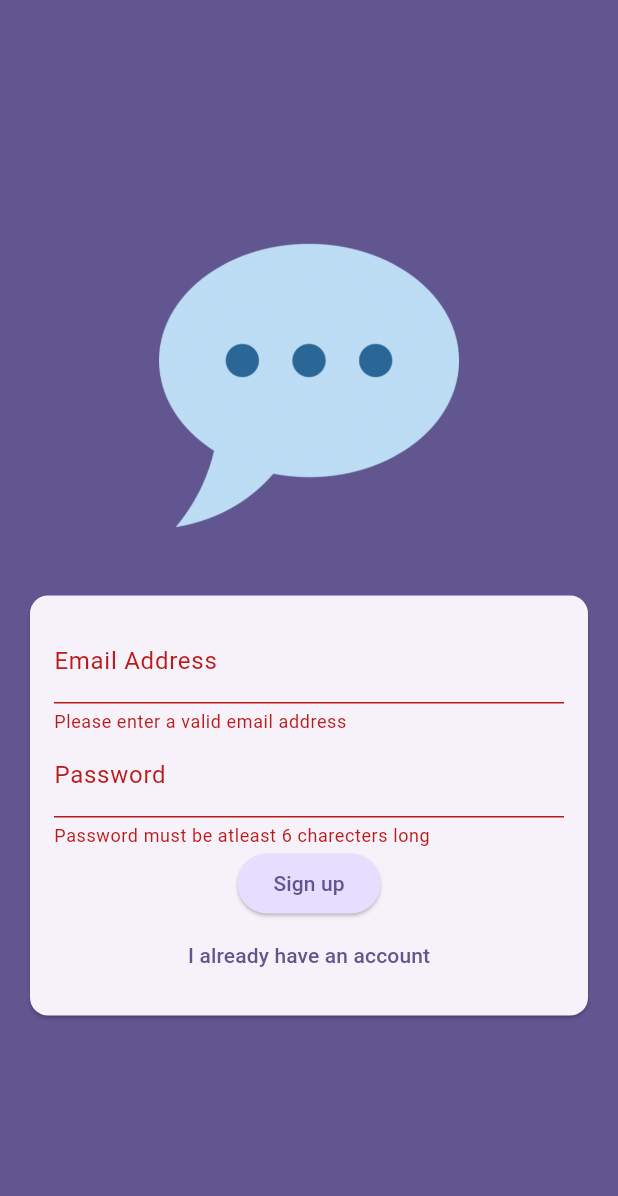
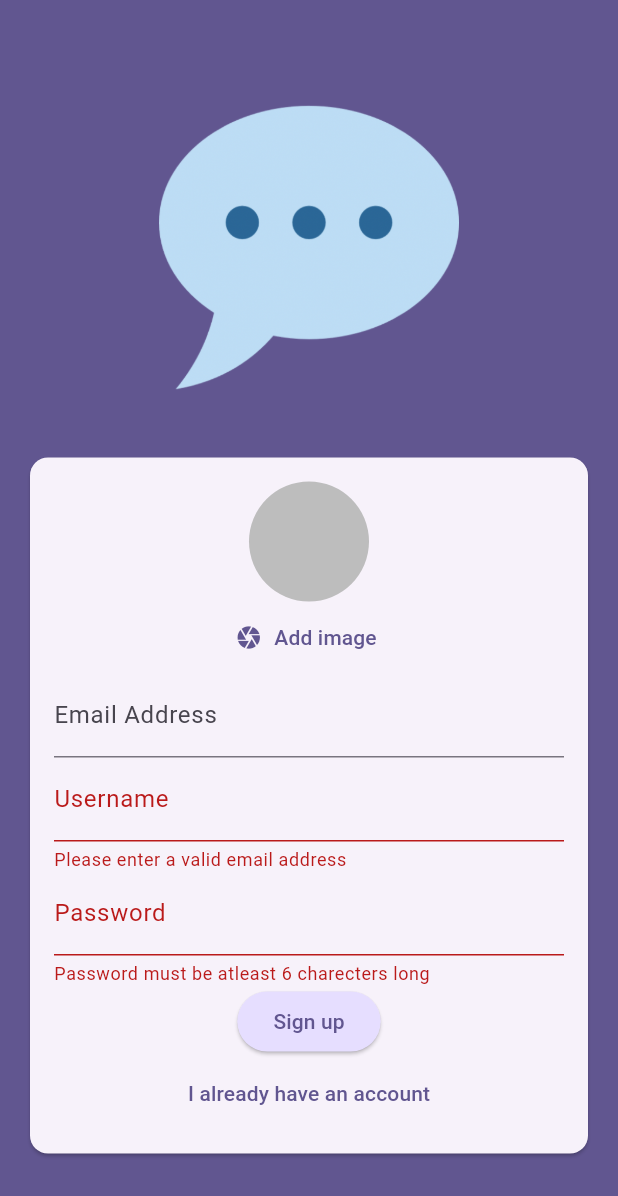
Before and after one commit to Houcine-O/chat-app, a Flutter app: the screen it shows after launch, after a tap on "Login", after a tap on "Create an account", on a phone screen of 412 x 824 dp. Shown: the top 1196 px of the screen. Run offline on Flutter 3.47's test engine with Material 3 defaults, Android fonts, the phone set to English and light mode, and no system bars; our stand-ins replace cloud_firestore, firebase_auth, firebase_core, firebase_storage, image_picker; accounts and stored records are empty.

Commit message:
storing a username in firestore

```diff
--- a/lib/screens/auth_screen.dart
+++ b/lib/screens/auth_screen.dart
@@ -1,5 +1,10 @@
 // ignore_for_file: unused_local_variable
 
+import 'dart:io';
+
+import 'package:chat_app/widgets/user_image_picker.dart';
+import 'package:cloud_firestore/cloud_firestore.dart';
+import 'package:firebase_storage/firebase_storage.dart';
 import 'package:flutter/material.dart';
 import 'package:firebase_auth/firebase_auth.dart';
 
@@ -13,24 +18,45 @@ class AuthScreen extends StatefulWidget {
 }
 
 class _AuthScreenState extends State<AuthScreen> {
+  final _formKey = GlobalKey<FormState>();
+
   var _isLogin = true;
-  final _formKey = GlobalKey<FormState>();
   var _enteredEmail = '';
   var _enteredPassword = '';
+  var _enteredUsername = '';
+  var _isAuthenticating = false;
+  File? _selectedImage;
 
   void _submit() async {
     final isValid = _formKey.currentState!.validate();
 
-    if (!isValid) return;
+    if (!isValid || !_isLogin && _selectedImage == null) return;
 
     _formKey.currentState!.save();
     try {
+      setState(() {
+        _isAuthenticating = true;
+      });
       if (_isLogin) {
         final userCredentials = await _firebase.signInWithEmailAndPassword(
             email: _enteredEmail, password: _enteredPassword);
       } else {
         final userCredentials = await _firebase.createUserWithEmailAndPassword(
             email: _enteredEmail, password: _enteredPassword);
+        final storageRef = FirebaseStorage.instance
+            .ref()
+            .child('user_images')
+            .child('${userCredentials.user!.uid}.jpg');
+        await storageRef.putFile(_selectedImage!);
+        final imageUrl = await storageRef.getDownloadURL();
+        await FirebaseFirestore.instance
+            .collection('users')
+            .doc(userCredentials.user!.uid)
+            .set({
+          'username': _enteredUsername,
+          'email': _enteredEmail,
+          'image_url': imageUrl
+        });
       }
     } on FirebaseAuthException catch (error) {
       ScaffoldMessenger.of(context).clearSnackBars();
@@ -39,6 +65,9 @@ class _AuthScreenState extends State<AuthScreen> {
           content: Text(error.message ?? 'Authentification error.'),
         ),
       );
+      setState(() {
+        _isAuthenticating = false;
+      });
     }
   }
 
@@ -69,6 +98,10 @@ class _AuthScreenState extends State<AuthScreen> {
                     child: Form(
                       key: _formKey,
                       child: Column(mainAxisSize: MainAxisSize.min, children: [
+                        if (!_isLogin)
+                          UserImagePicker(onPickImage: (image) {
+                            _selectedImage = image;
+                          }),
                         TextFormField(
                           decoration: const InputDecoration(
                             label: Text('Email Address'),
@@ -88,6 +121,24 @@ class _AuthScreenState extends State<AuthScreen> {
                             _enteredEmail = value!;
                           },
                         ),
+                        if (!_isLogin)
+                          TextFormField(
+                            decoration: const InputDecoration(
+                              label: Text('Username'),
+                            ),
+                            enableSuggestions: false,
+                            validator: (value) {
+                              if (value == null ||
+                                  value.isEmpty ||
+                                  value.trim().length < 4) {
+                                return 'Please enter a valid username (at least 4 characters)';
+                              }
+                              return null;
+                            },
+                            onSaved: (value) {
+                              _enteredUsername = value!;
+                            },
+                          ),
                         TextFormField(
                           decoration: const InputDecoration(
                             label: Text('Password'),
@@ -105,14 +156,19 @@ class _AuthScreenState extends State<AuthScreen> {
                             _enteredPassword = value!;
                           },
                         ),
+                        if (_isAuthenticating)
+                          const CircularProgressIndicator(),
+                        if (!_isAuthenticating)
                           ElevatedButton(
                             style: ElevatedButton.styleFrom(
-                            backgroundColor:
-                                Theme.of(context).colorScheme.primaryContainer,
+                              backgroundColor: Theme.of(context)
+                                  .colorScheme
+                                  .primaryContainer,
                             ),
                             onPressed: _submit,
                             child: Text(_isLogin ? "Login" : "Sign up"),
                           ),
+                        if (!_isAuthenticating)
                           TextButton(
                             onPressed: () {
                               setState(() {
--- /dev/null
+++ b/lib/widgets/user_image_picker.dart
@@ -0,0 +1,57 @@
+import 'dart:io';
+
+import 'package:flutter/material.dart';
+import 'package:image_picker/image_picker.dart';
+
+class UserImagePicker extends StatefulWidget {
+  const UserImagePicker({super.key, required this.onPickImage});
+
+  final void Function(File pickedImage) onPickImage;
+
+  @override
+  State<UserImagePicker> createState() => _UserImagePickerState();
+}
+
+class _UserImagePickerState extends State<UserImagePicker> {
+  File? _pickedImageFile;
+
+  void _pickImage() async {
+    final pickedImage = await ImagePicker().pickImage(
+      source: ImageSource.camera,
+      imageQuality: 50,
+      maxWidth: 150,
+    );
+
+    if (pickedImage == null) return;
+
+    setState(() {
+      _pickedImageFile = File(pickedImage.path);
+    });
+
+    widget.onPickImage(_pickedImageFile!);
+  }
+
+  @override
+  Widget build(BuildContext context) {
+    return Column(
+      children: [
+        CircleAvatar(
+          foregroundImage:
+              _pickedImageFile != null ? FileImage(_pickedImageFile!) : null,
+          radius: 40,
+          backgroundColor: Colors.grey[400],
+        ),
+        TextButton.icon(
+          onPressed: _pickImage,
+          icon: const Icon(Icons.camera),
+          label: Text(
+            "Add image",
+            style: TextStyle(
+              color: Theme.of(context).colorScheme.primary,
+            ),
+          ),
+        ),
+      ],
+    );
+  }
+}
--- a/pubspec.yaml
+++ b/pubspec.yaml
@@ -37,6 +37,9 @@ dependencies:
   cupertino_icons: ^1.0.2
   firebase_core: ^2.24.2
   firebase_auth: ^4.16.0
+  firebase_storage: ^11.6.0
+  image_picker: ^1.0.7
+  cloud_firestore: ^4.14.0
 
 dev_dependencies:
   flutter_test:
```
Also changed, not shown: pubspec.lock, 6 other files. Lines whose indentation alone changed are shown as unchanged.
